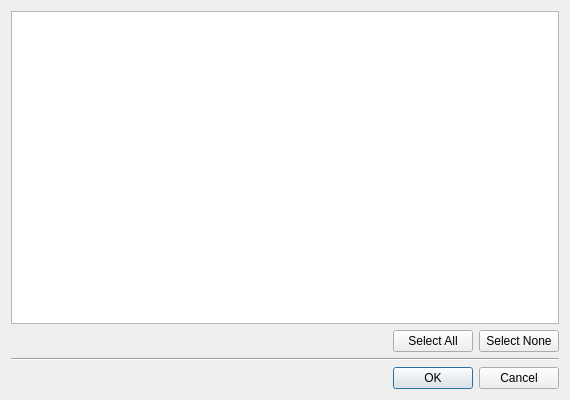
The window that poc/FileListDialog.ui (open-eid/TeRa) describes before a commit, drawn with Qt 5.
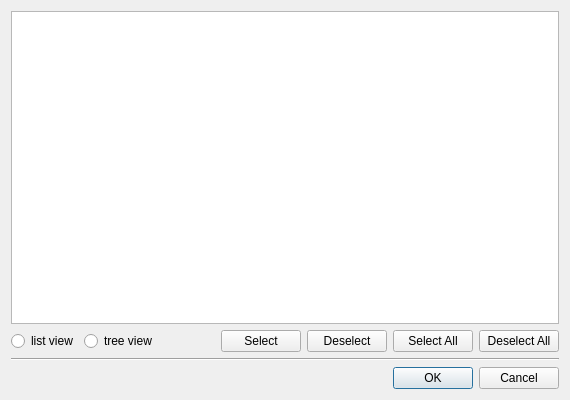
The same window after the commit.

What changed in the file:
```diff
--- a/poc/FileListDialog.ui
+++ b/poc/FileListDialog.ui
@@ -37,7 +37,11 @@
         <number>0</number>
        </property>
        <item>
-        <widget class="QListView" name="listView"/>
+        <widget class="QListView" name="listView">
+         <property name="selectionMode">
+          <enum>QAbstractItemView::ContiguousSelection</enum>
+         </property>
+        </widget>
        </item>
       </layout>
      </widget>
@@ -77,21 +81,21 @@
       <property name="bottomMargin">
        <number>0</number>
       </property>
-      <item row="0" column="2">
+      <item row="0" column="6">
        <widget class="QPushButton" name="btnSelectNone">
         <property name="text">
-         <string>Select None</string>
+         <string>Deselect All</string>
         </property>
        </widget>
       </item>
-      <item row="0" column="1">
+      <item row="0" column="5">
        <widget class="QPushButton" name="btnSelectAll">
         <property name="text">
          <string>Select All</string>
         </property>
        </widget>
       </item>
-      <item row="0" column="0">
+      <item row="0" column="2">
        <spacer name="horizontalSpacer">
         <property name="orientation">
          <enum>Qt::Horizontal</enum>
@@ -104,6 +108,40 @@
         </property>
        </spacer>
       </item>
+      <item row="0" column="3">
+       <widget class="QPushButton" name="btnSelect">
+        <property name="text">
+         <string>Select</string>
+        </property>
+       </widget>
+      </item>
+      <item row="0" column="0">
+       <widget class="QRadioButton" name="rbList">
+        <property name="text">
+         <string>list view</string>
+        </property>
+        <attribute name="buttonGroup">
+         <string notr="true">viewTypeGroup</string>
+        </attribute>
+       </widget>
+      </item>
+      <item row="0" column="1">
+       <widget class="QRadioButton" name="rbTree">
+        <property name="text">
+         <string>tree view</string>
+        </property>
+        <attribute name="buttonGroup">
+         <string notr="true">viewTypeGroup</string>
+        </attribute>
+       </widget>
+      </item>
+      <item row="0" column="4">
+       <widget class="QPushButton" name="btnDeselect">
+        <property name="text">
+         <string>Deselect</string>
+        </property>
+       </widget>
+      </item>
      </layout>
     </widget>
    </item>
```
Left out of the diff: 3 changed lines with no effect on the pictures.
